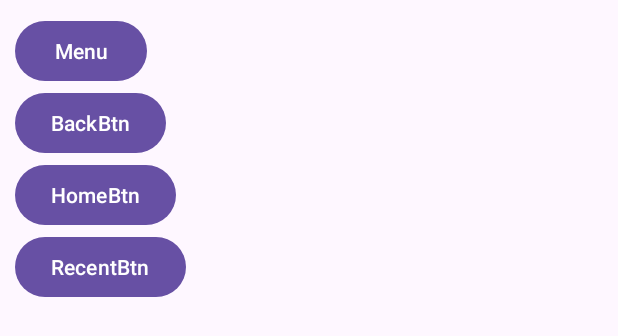
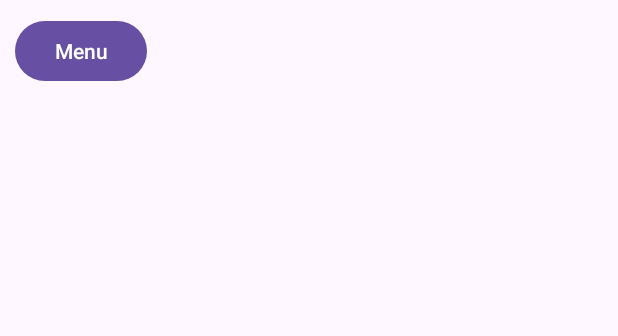
Before and after one commit to YiLong0120/AndroidLaserPenLastest, an Android app: the layout floating_button_layout.xml on its own in the app's theme, with its tools: preview values and no code run, on a phone screen of 412 x 824 dp. Shown: the top 336 px of the screen. Run offline under Robolectric (Android 15) with nearby library versions, the phone set to English and light mode, and no system bars.

Commit message:
漂浮按鈕，切換繪圖與手滑模式，home鍵

```diff
--- a/app/src/main/res/layout/floating_button_layout.xml
+++ b/app/src/main/res/layout/floating_button_layout.xml
@@ -1,7 +1,7 @@
 <?xml version="1.0" encoding="utf-8"?>
 <LinearLayout xmlns:android="http://schemas.android.com/apk/res/android"
-    android:layout_width="wrap_content"
-    android:layout_height="wrap_content"
+    android:layout_width="match_parent"
+    android:layout_height="match_parent"
     android:orientation="vertical"
     android:padding="10dp">
 
@@ -10,13 +10,6 @@
         android:layout_width="wrap_content"
         android:layout_height="wrap_content"
         android:text="Menu" />
-
-    <Button
-        android:id="@+id/white_screen_button"
-        android:layout_width="wrap_content"
-        android:layout_height="wrap_content"
-        android:text="White Screen"
-        android:visibility="gone" />
 
     <Button
         android:id="@+id/lock_frame_button"
@@ -46,23 +39,7 @@
         android:layout_height="wrap_content"
         android:text="setting hsv"
         android:visibility="gone" />
-    <Button
-        android:id="@+id/BackBtn"
-        android:layout_width="wrap_content"
-        android:layout_height="wrap_content"
-        android:text="BackBtn" />
 
-    <Button
-        android:id="@+id/HomeBtn"
-        android:layout_width="wrap_content"
-        android:layout_height="wrap_content"
-        android:text="HomeBtn" />
-
-    <Button
-        android:id="@+id/RecentBtn"
-        android:layout_width="wrap_content"
-        android:layout_height="wrap_content"
-        android:text="RecentBtn" />
 
     <!--    <EditText-->
     <!--        android:id="@+id/H"-->
```
Also changed, not shown: app/src/main/java/com/example/laserpenv1/FloatingCameraService.java (+114 -90 lines), app/src/main/java/com/example/laserpenv1/MyAccessibilityService.java (+22 -7 lines), app/src/main/java/com/example/laserpenv1/OpenCVProcessor.java (+23 -19 lines). Lines whose indentation alone changed are shown as unchanged.
